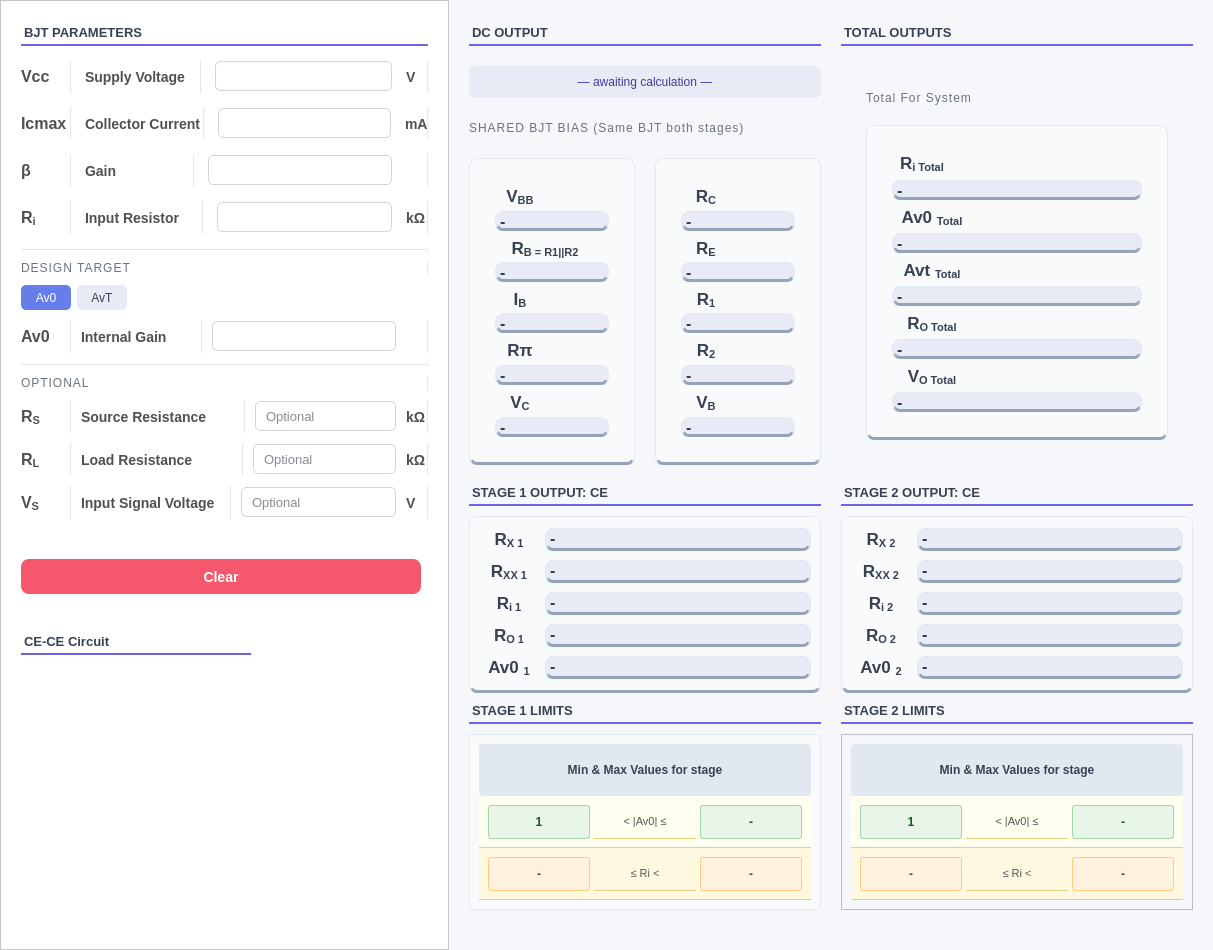
Qt form ui/multistage/multistage_design.ui (Yasser-Daffa/ee311-transistor-calc) before a commit.
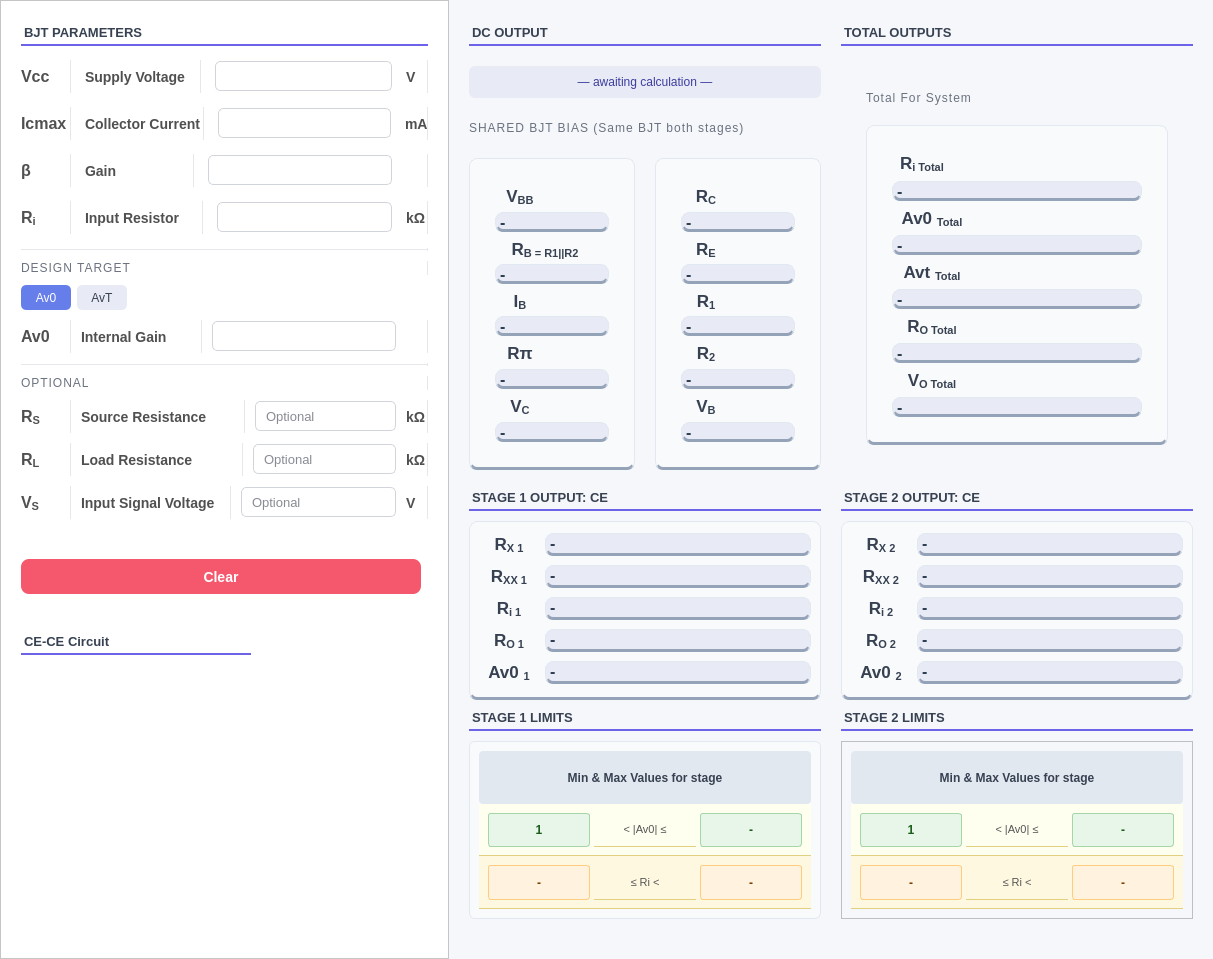
The same form after that commit. Icons and pictures are not drawn. Custom widgets are drawn as their Qt base class.

Patch:
```diff
--- a/ui/multistage/multistage_design.ui
+++ b/ui/multistage/multistage_design.ui
@@ -7,7 +7,7 @@
     <x>0</x>
     <y>0</y>
     <width>1213</width>
-    <height>950</height>
+    <height>959</height>
    </rect>
   </property>
   <property name="sizePolicy">
```
